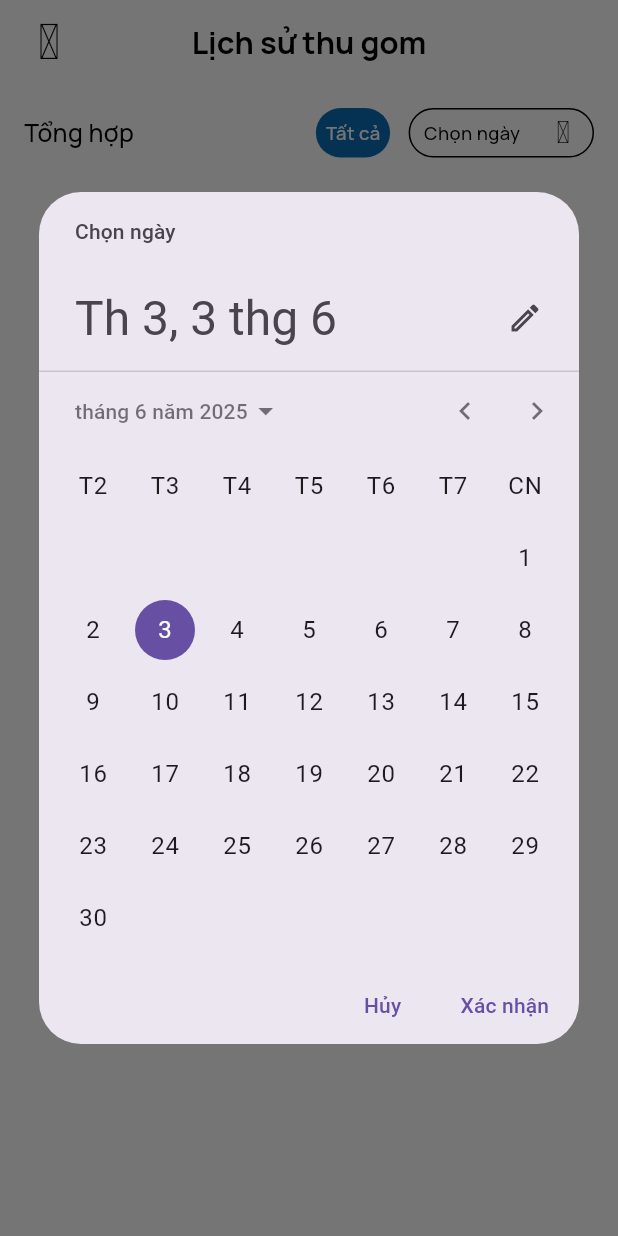
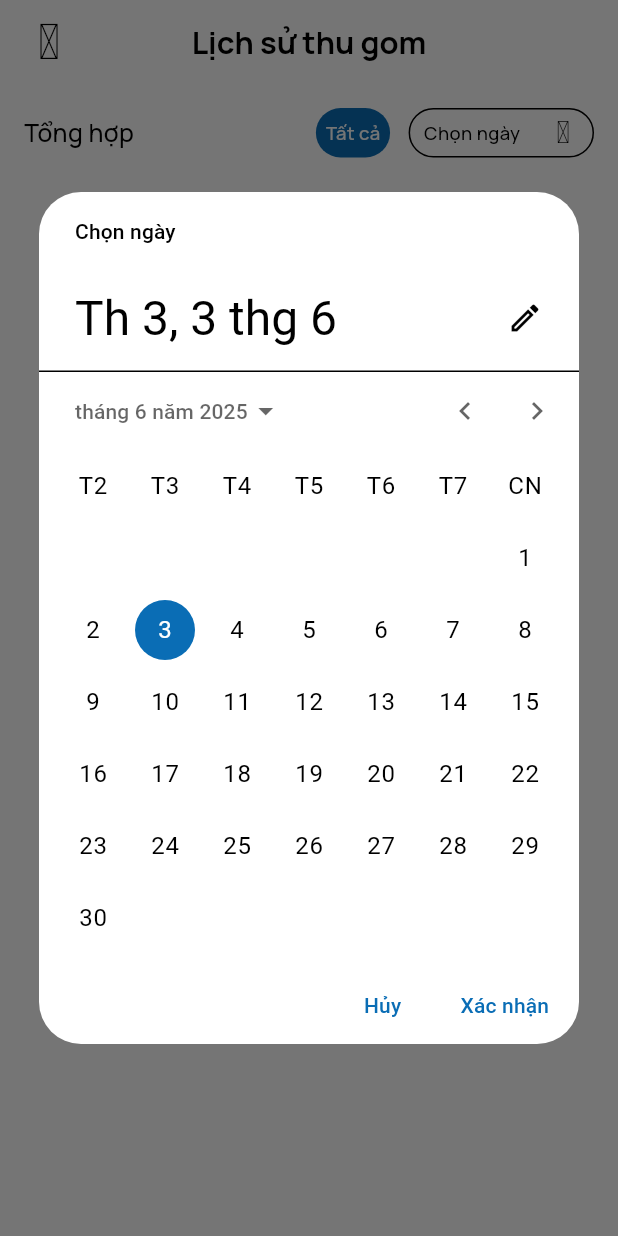
Before and after one commit to Manh-IT-K2/AppMTAC-Driver, a Flutter app: the ScheduleHistoryScreen screen opened by its route, after a tap on "Chọn ngày", on a phone screen of 412 x 824 dp. Run offline on Flutter 3.47's test engine with Material 3 defaults, Android fonts, the phone set to English and light mode, and no system bars; our stand-ins replace connectivity_plus, fl_chart, flutter_image_compress, flutter_map, geolocator, get and 5 more; accounts and stored records are empty; generated files the repository leaves out were written again; network calls fail; statements that could not run were skipped.

Commit message:
add image type waste and change color for DatePicker

```diff
--- a/mtac_driver/lib/view/schedule/schedule_history_screen.dart
+++ b/mtac_driver/lib/view/schedule/schedule_history_screen.dart
@@ -78,6 +78,28 @@ class ScheduleHistoryScreen extends StatelessWidget {
                                   helpText: 'Chọn ngày',
                                   cancelText: 'Hủy',
                                   confirmText: 'Xác nhận',
+                                  builder:
+                                      (BuildContext context, Widget? child) {
+                                    return Theme(
+                                      data: Theme.of(context).copyWith(
+                                        colorScheme: const ColorScheme.light(
+                                          primary:
+                                              kPrimaryColor, // Màu tiêu đề, chọn ngày
+                                          onPrimary: Colors
+                                              .white, // Màu chữ trên primary
+                                          onSurface: Colors
+                                              .black, // Màu chữ ngày tháng
+                                        ),
+                                        textButtonTheme: TextButtonThemeData(
+                                          style: TextButton.styleFrom(
+                                            foregroundColor:
+                                                kPrimaryColor, // Màu nút "Hủy", "Xác nhận"
+                                          ),
+                                        ),
+                                      ),
+                                      child: child!,
+                                    );
+                                  },
                                 )) ??
                                 DateTime.now();
                         _scheduleController.selectFilterScheduleHistory(1);
@@ -201,6 +223,17 @@ class _ItemScheduleHistory extends StatelessWidget {
   final String companyName, wastype, collectionDate, code;
   @override
   Widget build(BuildContext context) {
+    String image;
+    switch (wastype) {
+      case 'Chất thải công nghiệp':
+        image = "waste_industrial.jpeg";
+        break;
+      case 'Chất thải sinh hoạt':
+        image = "waste_household.jpeg";
+        break;
+      default:
+        image = "waste_hazardous.jpeg";
+    }
     return Container(
       margin: EdgeInsets.only(bottom: 5.w),
       width: 100.w,
@@ -216,7 +249,7 @@ class _ItemScheduleHistory extends StatelessWidget {
             child: Column(
               children: [
                 Image.asset(
-                  'assets/image/icon_package.png',
+                  'assets/image/$image',
                   width: 100,
                   height: 80,
                 ),
```
Also changed, not shown: mtac_driver/assets/image/waste_hazardous.jpeg (added), mtac_driver/assets/image/waste_household.jpeg (added), mtac_driver/assets/image/waste_industrial.jpeg (added).
